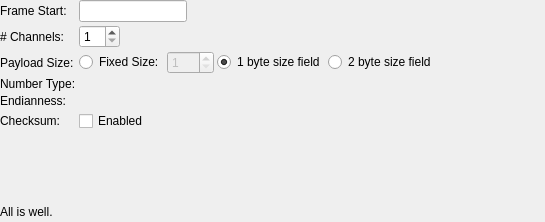
Qt form src/framedreadersettings.ui (hyOzd/serialplot) before a commit; both pictures show x 0 to 545 and y 0 to 222 of the 852 by 222 pixel window.
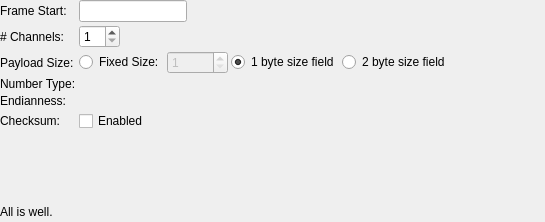
The same form after that commit. Custom widgets are drawn as their Qt base class.

Commit message: increase maximum possible value for fixed frame size

What changed in the file:
```diff
--- a/src/framedreadersettings.ui
+++ b/src/framedreadersettings.ui
@@ -95,7 +95,7 @@
           <number>1</number>
          </property>
          <property name="maximum">
-          <number>255</number>
+          <number>65535</number>
          </property>
         </widget>
        </item>
```
